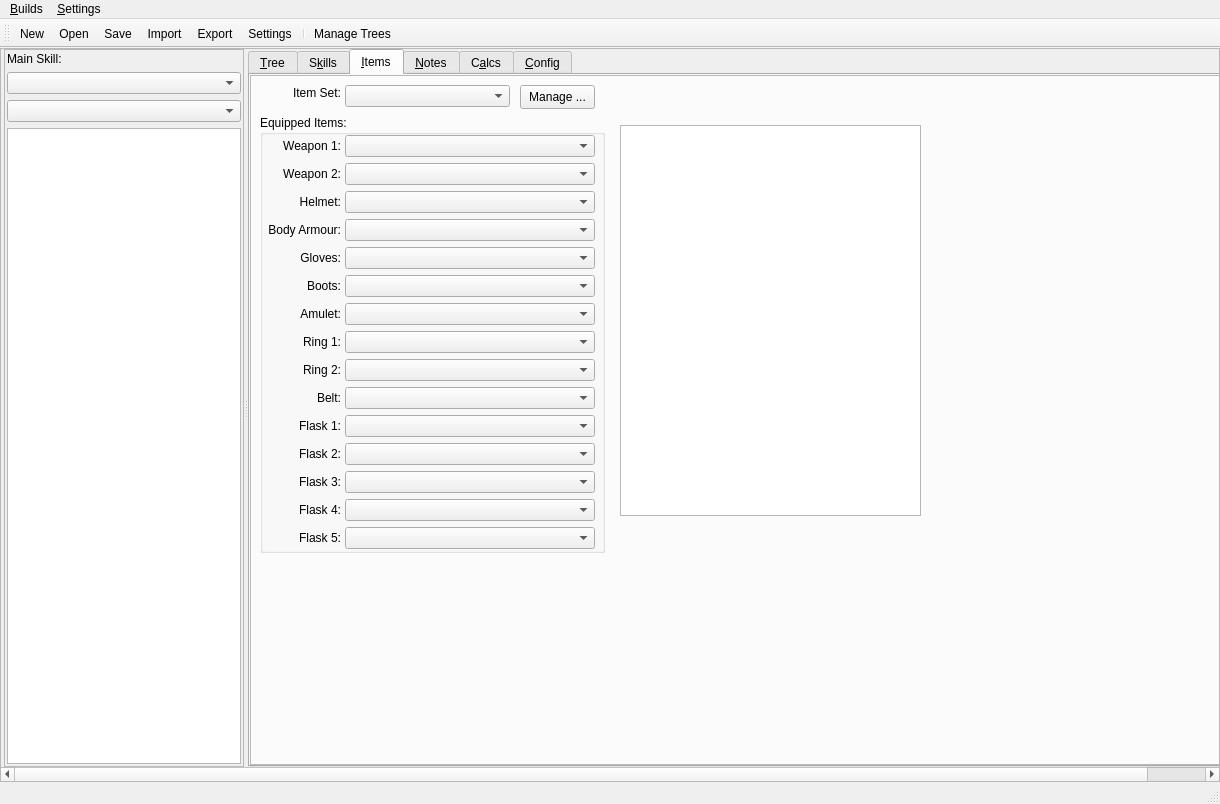
First picture: the form in Assets/PoB_Main_Window.ui, repository PathOfBuildingCommunity/PathOfBuilding-Python, before the edit.
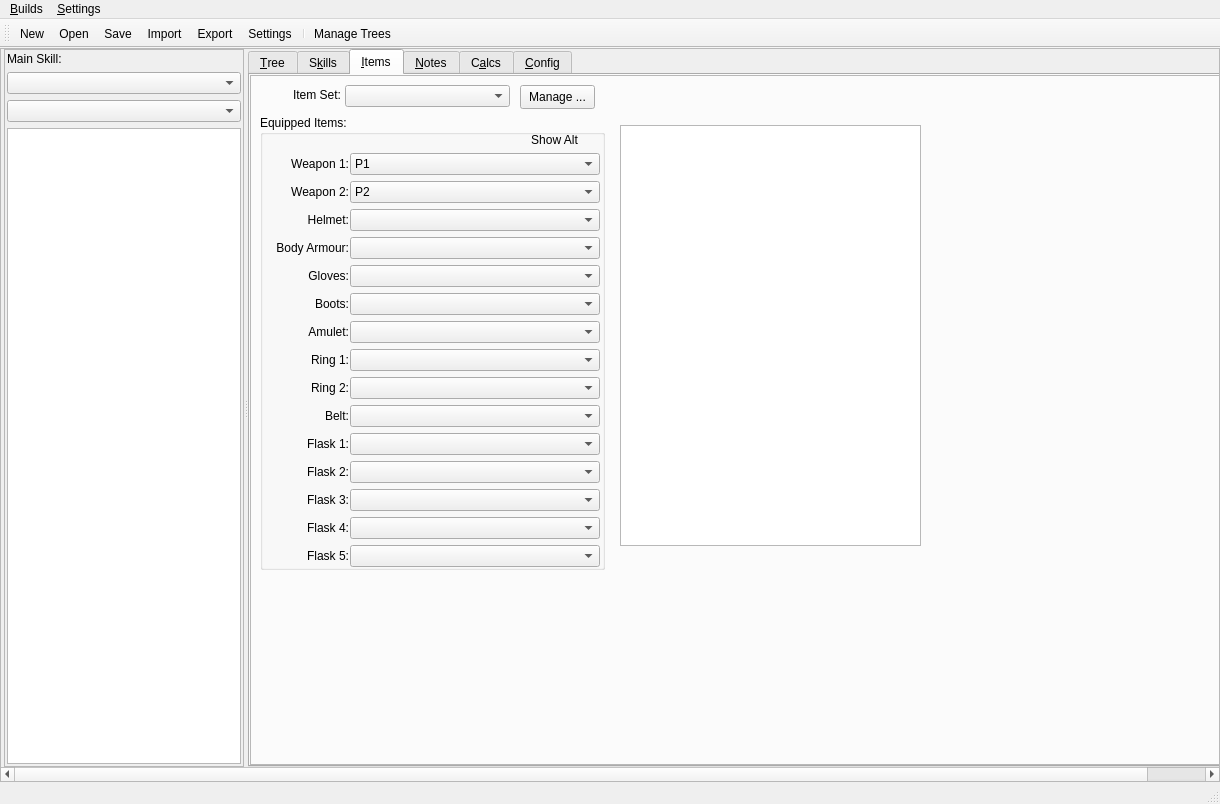
Second picture: the form after the edit. The open tabs and pages were chosen to show the change. Icons and pictures are not drawn.

Commit message: Start work on Items UI. Can import items and have them display in the list and have tooltips

Patch:
```diff
--- a/Assets/PoB_Main_Window.ui
+++ b/Assets/PoB_Main_Window.ui
@@ -1019,11 +1019,14 @@
                 <property name="geometry">
                  <rect>
                   <x>20</x>
-                  <y>10</y>
+                  <y>12</y>
                   <width>71</width>
                   <height>16</height>
                  </rect>
                 </property>
+                <property name="frameShape">
+                 <enum>QFrame::NoFrame</enum>
+                </property>
                 <property name="text">
                  <string>Item Set:</string>
                 </property>
@@ -1053,7 +1056,7 @@
                   <x>10</x>
                   <y>40</y>
                   <width>345</width>
-                  <height>438</height>
+                  <height>455</height>
                  </rect>
                 </property>
                 <property name="minimumSize">
@@ -1068,9 +1071,9 @@
                 <widget class="QLabel" name="label_Weapon1">
                  <property name="geometry">
                   <rect>
-                   <x>1</x>
-                   <y>20</y>
-                   <width>80</width>
+                   <x>5</x>
+                   <y>38</y>
+                   <width>84</width>
                    <height>22</height>
                   </rect>
                  </property>
@@ -1084,8 +1087,8 @@
                 <widget class="QComboBox" name="combo_Weapon1">
                  <property name="geometry">
                   <rect>
-                   <x>85</x>
-                   <y>20</y>
+                   <x>90</x>
+                   <y>38</y>
                    <width>250</width>
                    <height>22</height>
                   </rect>
@@ -1096,12 +1099,17 @@
                  <property name="duplicatesEnabled">
                   <bool>true</bool>
                  </property>
+                 <item>
+                  <property name="text">
+                   <string>P1</string>
+                  </property>
+                 </item>
                 </widget>
                 <widget class="QComboBox" name="combo_Weapon2">
                  <property name="geometry">
                   <rect>
-                   <x>85</x>
-                   <y>48</y>
+                   <x>90</x>
+                   <y>66</y>
                    <width>250</width>
                    <height>22</height>
                   </rect>
@@ -1112,13 +1120,18 @@
                  <property name="duplicatesEnabled">
                   <bool>true</bool>
                  </property>
+                 <item>
+                  <property name="text">
+                   <string>P2</string>
+                  </property>
+                 </item>
                 </widget>
                 <widget class="QLabel" name="label_Weapon2">
                  <property name="geometry">
                   <rect>
-                   <x>1</x>
-                   <y>48</y>
-                   <width>80</width>
+                   <x>5</x>
+                   <y>66</y>
+                   <width>84</width>
                    <height>22</height>
                   </rect>
                  </property>
@@ -1132,8 +1145,8 @@
                 <widget class="QComboBox" name="combo_Helmet">
                  <property name="geometry">
                   <rect>
-                   <x>85</x>
-                   <y>76</y>
+                   <x>90</x>
+                   <y>94</y>
                    <width>250</width>
                    <height>22</height>
                   </rect>
@@ -1148,9 +1161,9 @@
                 <widget class="QLabel" name="label_Helmet">
                  <property name="geometry">
                   <rect>
-                   <x>1</x>
-                   <y>76</y>
-                   <width>80</width>
+                   <x>5</x>
+                   <y>94</y>
+                   <width>84</width>
                    <height>22</height>
                   </rect>
                  </property>
@@ -1164,8 +1177,8 @@
                 <widget class="QComboBox" name="combo_BodyArmour">
                  <property name="geometry">
                   <rect>
-                   <x>85</x>
-                   <y>104</y>
+                   <x>90</x>
+                   <y>122</y>
                    <width>250</width>
                    <height>22</height>
                   </rect>
@@ -1180,9 +1193,9 @@
                 <widget class="QLabel" name="label_BodyArmour">
                  <property name="geometry">
                   <rect>
-                   <x>1</x>
-                   <y>104</y>
-                   <width>80</width>
+                   <x>5</x>
+                   <y>122</y>
+                   <width>84</width>
                    <height>22</height>
                   </rect>
                  </property>
@@ -1196,8 +1209,8 @@
                 <widget class="QComboBox" name="combo_Gloves">
                  <property name="geometry">
                   <rect>
-                   <x>85</x>
-                   <y>132</y>
+                   <x>90</x>
+                   <y>150</y>
                    <width>250</width>
                    <height>22</height>
                   </rect>
@@ -1212,9 +1225,9 @@
                 <widget class="QLabel" name="label_Gloves">
                  <property name="geometry">
                   <rect>
-                   <x>1</x>
-                   <y>132</y>
-                   <width>80</width>
+                   <x>5</x>
+                   <y>150</y>
+                   <width>84</width>
                    <height>22</height>
                   </rect>
                  </property>
@@ -1228,8 +1241,8 @@
                 <widget class="QComboBox" name="combo_Boots">
                  <property name="geometry">
                   <rect>
-                   <x>85</x>
-                   <y>160</y>
+                   <x>90</x>
+                   <y>178</y>
                    <width>250</width>
                    <height>22</height>
                   </rect>
@@ -1244,9 +1257,9 @@
                 <widget class="QLabel" name="label_Boots">
                  <property name="geometry">
                   <rect>
-                   <x>1</x>
-                   <y>160</y>
-                   <width>80</width>
+                   <x>5</x>
+                   <y>178</y>
+                   <width>84</width>
                    <height>22</height>
                   </rect>
                  </property>
@@ -1260,8 +1273,8 @@
                 <widget class="QComboBox" name="combo_Amulet">
                  <property name="geometry">
                   <rect>
-                   <x>85</x>
-                   <y>188</y>
+                   <x>90</x>
+                   <y>206</y>
                    <width>250</width>
                    <height>22</height>
                   </rect>
@@ -1276,9 +1289,9 @@
                 <widget class="QLabel" name="label_Amulet">
                  <property name="geometry">
                   <rect>
-                   <x>1</x>
-                   <y>188</y>
-                   <width>80</width>
+                   <x>5</x>
+                   <y>206</y>
+                   <width>84</width>
                    <height>22</height>
                   </rect>
                  </property>
@@ -1292,8 +1305,8 @@
                 <widget class="QComboBox" name="combo_Ring1">
                  <property name="geometry">
                   <rect>
-                   <x>85</x>
-                   <y>216</y>
+                   <x>90</x>
+                   <y>234</y>
                    <width>250</width>
                    <height>22</height>
                   </rect>
@@ -1308,9 +1321,9 @@
                 <widget class="QLabel" name="label_Ring1">
                  <property name="geometry">
                   <rect>
-                   <x>1</x>
-                   <y>216</y>
-                   <width>80</width>
+                   <x>5</x>
+                   <y>234</y>
+                   <width>84</width>
                    <height>22</height>
                   </rect>
                  </property>
@@ -1324,8 +1337,8 @@
                 <widget class="QComboBox" name="combo_Ring2">
                  <property name="geometry">
                   <rect>
-                   <x>85</x>
-                   <y>244</y>
+                   <x>90</x>
+                   <y>262</y>
                    <width>250</width>
                    <height>22</height>
                   </rect>
@@ -1340,9 +1353,9 @@
                 <widget class="QLabel" name="label_Ring2">
                  <property name="geometry">
                   <rect>
-                   <x>1</x>
-                   <y>244</y>
-                   <width>80</width>
+                   <x>5</x>
+                   <y>262</y>
+                   <width>84</width>
                    <height>22</height>
                   </rect>
                  </property>
@@ -1356,8 +1369,8 @@
                 <widget class="QComboBox" name="combo_Belt">
                  <property name="geometry">
                   <rect>
-                   <x>85</x>
-                   <y>272</y>
+                   <x>90</x>
+                   <y>290</y>
                    <width>250</width>
                    <height>22</height>
                   </rect>
@@ -1372,9 +1385,9 @@
                 <widget class="QLabel" name="label_Belt">
                  <property name="geometry">
                   <rect>
-                   <x>1</x>
-                   <y>272</y>
-                   <width>80</width>
+                   <x>5</x>
+                   <y>290</y>
+                   <width>84</width>
                    <height>22</height>
                   </rect>
                  </property>
@@ -1388,8 +1401,8 @@
                 <widget class="QComboBox" name="combo_Flask1">
                  <property name="geometry">
                   <rect>
-                   <x>85</x>
-                   <y>300</y>
+                   <x>90</x>
+                   <y>318</y>
                    <width>250</width>
                    <height>22</height>
                   </rect>
@@ -1404,9 +1417,9 @@
                 <widget class="QLabel" name="label_Flask1">
                  <property name="geometry">
                   <rect>
-                   <x>1</x>
-                   <y>300</y>
-                   <width>80</width>
+                   <x>5</x>
+                   <y>318</y>
+                   <width>84</width>
                    <height>22</height>
                   </rect>
                  </property>
@@ -1420,8 +1433,8 @@
                 <widget class="QComboBox" name="combo_Flask2">
                  <property name="geometry">
                   <rect>
-                   <x>85</x>
-                   <y>328</y>
+                   <x>90</x>
+                   <y>346</y>
                    <width>250</width>
                    <height>22</height>
                   </rect>
@@ -1436,9 +1449,9 @@
                 <widget class="QLabel" name="label_Flask2">
                  <property name="geometry">
                   <rect>
-                   <x>1</x>
-                   <y>328</y>
-                   <width>80</width>
+                   <x>5</x>
+                   <y>346</y>
+                   <width>84</width>
                    <height>22</height>
                   </rect>
                  </property>
@@ -1452,8 +1465,8 @@
                 <widget class="QComboBox" name="combo_Flask3">
                  <property name="geometry">
                   <rect>
-                   <x>85</x>
-                   <y>356</y>
+                   <x>90</x>
+                   <y>374</y>
                    <width>250</width>
                    <height>22</height>
                   </rect>
@@ -1468,9 +1481,9 @@
                 <widget class="QLabel" name="label_Flask3">
                  <property name="geometry">
                   <rect>
-                   <x>1</x>
-                   <y>356</y>
-                   <width>80</width>
+                   <x>5</x>
+                   <y>374</y>
+                   <width>84</width>
                    <height>22</height>
                   </rect>
                  </property>
@@ -1484,8 +1497,8 @@
                 <widget class="QComboBox" name="combo_Flask4">
                  <property name="geometry">
                   <rect>
-                   <x>85</x>
-                   <y>384</y>
+                   <x>90</x>
+                   <y>402</y>
                    <width>250</width>
                    <height>22</height>
                   </rect>
@@ -1500,9 +1513,9 @@
                 <widget class="QLabel" name="label_Flask4">
                  <property name="geometry">
                   <rect>
-                   <x>1</x>
-                   <y>384</y>
-                   <width>80</width>
+                   <x>5</x>
+                   <y>402</y>
+                   <width>84</width>
                    <height>22</height>
                   </rect>
                  </property>
@@ -1516,8 +1529,8 @@
                 <widget class="QComboBox" name="combo_Flask5">
                  <property name="geometry">
                   <rect>
-                   <x>85</x>
-                   <y>412</y>
+                   <x>90</x>
+                   <y>430</y>
                    <width>250</width>
                    <height>22</height>
                   </rect>
@@ -1532,9 +1545,9 @@
                 <widget class="QLabel" name="label_Flask5">
                  <property name="geometry">
                   <rect>
-                   <x>1</x>
-                   <y>412</y>
-                   <width>80</width>
+                   <x>5</x>
+                   <y>430</y>
+                   <width>84</width>
                    <height>22</height>
                   </rect>
                  </property>
@@ -1544,17 +1557,51 @@
                  <property name="alignment">
                   <set>Qt::AlignRight|Qt::AlignTrailing|Qt::AlignVCenter</set>
                  </property>
+                 <property name="buddy">
+                  <cstring>combo_Flask5</cstring>
+                 </property>
+                </widget>
+                <widget class="QPushButton" name="btn_weaponSwap">
+                 <property name="geometry">
+                  <rect>
+                   <x>249</x>
+                   <y>15</y>
+                   <width>91</width>
+                   <height>20</height>
+                  </rect>
+                 </property>
+                 <property name="text">
+                  <string>Show Alt</string>
+                 </property>
+                 <property name="shortcut">
+                  <string>Ctrl+Alt+X</string>
+                 </property>
+                 <property name="checkable">
+                  <bool>true</bool>
+                 </property>
+                 <property name="flat">
+                  <bool>true</bool>
+                 </property>
                 </widget>
                </widget>
-               <widget class="QListView" name="list_Items">
+               <widget class="QListWidget" name="list_Items">
                 <property name="geometry">
                  <rect>
                   <x>370</x>
                   <y>50</y>
                   <width>301</width>
-                  <height>391</height>
+                  <height>421</height>
                  </rect>
                 </property>
+                <property name="acceptDrops">
+                 <bool>true</bool>
+                </property>
+                <property name="styleSheet">
+                 <string notr="true">QListWidget::item:selected{background:#2c3e50;}</string>
+                </property>
+                <property name="editTriggers">
+                 <set>QAbstractItemView::NoEditTriggers</set>
+                </property>
                 <property name="dragEnabled">
                  <bool>true</bool>
                 </property>
@@ -1567,6 +1614,9 @@
                 <property name="alternatingRowColors">
                  <bool>true</bool>
                 </property>
+                <property name="spacing">
+                 <number>1</number>
+                </property>
                 <property name="uniformItemSizes">
                  <bool>true</bool>
                 </property>
```
Left out of the diff: 50 changed lines with no effect on the pictures. The commit also changes 7 other files.
